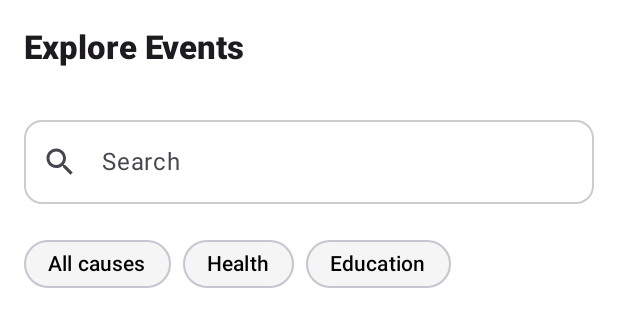
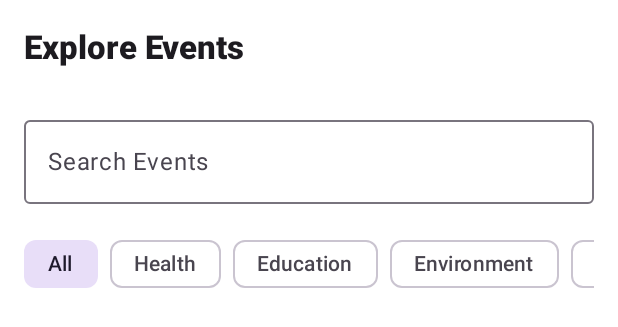
Before and after one commit to ayus-aryal/Join-The-Cause, an Android app built with Jetpack Compose: the @Preview function PreviewEventsScreen, on a phone screen of 412 x 824 dp. Shown: the top 327 px of the screen. Run offline under Robolectric (Android 15) with nearby library versions, the phone set to English and light mode, and no system bars; our stand-ins replace Firebase (no records; nobody signed in at launch, a user with empty details on screens opened directly).

Commit message:
Search and Chips work for events

```diff
--- a/app/src/main/java/com/example/jointhecause/models/Ngo.kt
+++ b/app/src/main/java/com/example/jointhecause/models/Ngo.kt
@@ -6,5 +6,7 @@ data class Ngo(
     val name: String = "",
     val details: String = "",
     val category: String = "",
-    val imageUrl: String = "" // URL to NGO's logo or image
+    val imageUrl: String = "", // URL to NGO's logo or image
+    val registrationNumber: String = "",
+    val address: String = ""
 )
--- a/app/src/main/java/com/example/jointhecause/screens/EventsScreen.kt
+++ b/app/src/main/java/com/example/jointhecause/screens/EventsScreen.kt
@@ -1,16 +1,32 @@
 package com.example.jointhecause.screens
 
 import androidx.compose.foundation.background
-import androidx.compose.foundation.layout.*
+import androidx.compose.foundation.layout.Arrangement
+import androidx.compose.foundation.layout.Box
+import androidx.compose.foundation.layout.Column
+import androidx.compose.foundation.layout.Spacer
+import androidx.compose.foundation.layout.fillMaxSize
+import androidx.compose.foundation.layout.fillMaxWidth
+import androidx.compose.foundation.layout.height
+import androidx.compose.foundation.layout.padding
 import androidx.compose.foundation.lazy.LazyColumn
+import androidx.compose.foundation.lazy.LazyRow
 import androidx.compose.foundation.lazy.items
 import androidx.compose.foundation.shape.RoundedCornerShape
-import androidx.compose.material.icons.Icons
-import androidx.compose.material.icons.filled.MoreVert
-import androidx.compose.material.icons.filled.Search
-import androidx.compose.material3.*
+import androidx.compose.material3.Card
+import androidx.compose.material3.CardDefaults
+import androidx.compose.material3.CircularProgressIndicator
+import androidx.compose.material3.ExperimentalMaterial3Api
+import androidx.compose.material3.FilterChip
+import androidx.compose.material3.MaterialTheme
+import androidx.compose.material3.OutlinedTextField
+import androidx.compose.material3.Scaffold
+import androidx.compose.material3.Text
+import androidx.compose.material3.TopAppBar
+import androidx.compose.material3.TopAppBarDefaults
 import androidx.compose.runtime.Composable
 import androidx.compose.runtime.LaunchedEffect
+import androidx.compose.runtime.getValue
 import androidx.compose.runtime.mutableStateListOf
 import androidx.compose.runtime.mutableStateOf
 import androidx.compose.runtime.remember
@@ -20,19 +36,22 @@ import androidx.compose.ui.Modifier
 import androidx.compose.ui.graphics.Color
 import androidx.compose.ui.text.font.FontWeight
 import androidx.compose.ui.text.style.TextAlign
+import androidx.compose.ui.text.style.TextOverflow
 import androidx.compose.ui.tooling.preview.Preview
 import androidx.compose.ui.unit.dp
 import com.example.jointhecause.models.Event
 import com.google.firebase.firestore.FirebaseFirestore
 import com.google.firebase.firestore.toObject
-import androidx.compose.runtime.getValue
-import androidx.compose.ui.text.style.TextOverflow
 
 
 @Composable
 fun EventsScreen() {
     val events = remember { mutableStateListOf<Event>() }
     var isLoading by remember { mutableStateOf(true) }
+    var selectedCategory by remember { mutableStateOf<String?>(null) } // null = All
+    var searchQuery by remember { mutableStateOf("") }
+
+    val categories = listOf("All", "Health", "Education", "Environment", "Social")
 
     // Fetch events from Firestore
     LaunchedEffect(Unit) {
@@ -61,22 +80,41 @@ fun EventsScreen() {
                 modifier = Modifier
                     .fillMaxSize()
                     .padding(paddingValues)
-                    .background(Color.White) // Light background for cleanliness
+                    .background(Color.White)
             ) {
-                // Search Bar and Filter Chips
-                SearchBar()
-                FilterChips()
+                // Search
+                SearchBar(
+                    query = searchQuery,
+                    onQueryChange = { searchQuery = it }
+                )
 
-                // Show loading indicator or events
+                // Category Filter Chips
+                FilterChips(
+                    categories = categories,
+                    selectedCategory = selectedCategory,
+                    onCategorySelected = { selected ->
+                        selectedCategory = if (selected == "All") null else selected
+                    }
+                )
+
+                // Event List
                 if (isLoading) {
                     LoadingIndicator()
                 } else {
-                    EventList(events)
+                    val filteredEvents = events.filter { event ->
+                        (selectedCategory == null || event.eventCategory == selectedCategory) &&
+                                (event.eventName.contains(searchQuery, ignoreCase = true) ||
+                                        event.eventDescription.contains(searchQuery, ignoreCase = true))
+                    }
+
+                    EventList(filteredEvents)
                 }
             }
         }
     )
 }
+
+
 
 @OptIn(ExperimentalMaterial3Api::class)
 @Composable
@@ -133,7 +171,7 @@ fun EventCard(event: Event) {
                 text = "Category: ${event.eventCategory}",
                 style = MaterialTheme.typography.bodySmall.copy(
                     fontWeight = FontWeight.SemiBold,
-                    color = Color.Gray
+                    color = Color.Green
                 ),
                 modifier = Modifier.padding(bottom = 12.dp)
             )
@@ -154,6 +192,43 @@ fun EventCard(event: Event) {
     }
 }
 
+@Composable
+fun FilterChips(
+    categories: List<String>,
+    selectedCategory: String?,
+    onCategorySelected: (String) -> Unit
+) {
+    LazyRow(
+        modifier = Modifier
+            .fillMaxWidth()
+            .padding(horizontal = 16.dp, vertical = 8.dp),
+        horizontalArrangement = Arrangement.spacedBy(8.dp)
+    ) {
+        items(categories) { category ->
+            FilterChip(
+                selected = selectedCategory == category || (selectedCategory == null && category == "All"),
+                onClick = { onCategorySelected(category) },
+                label = { Text(category) }
+            )
+        }
+    }
+}
+
+@Composable
+fun SearchBar(query: String, onQueryChange: (String) -> Unit) {
+    OutlinedTextField(
+        value = query,
+        onValueChange = onQueryChange,
+        modifier = Modifier
+            .fillMaxWidth()
+            .padding(horizontal = 16.dp, vertical = 8.dp),
+        label = { Text("Search Events") },
+        singleLine = true
+    )
+}
+
+
+
 
 
 @Preview(showBackground = true)
```
Also changed, not shown: app/src/main/java/com/example/jointhecause/screens/HomeScreen.kt (+2 -5 lines).
